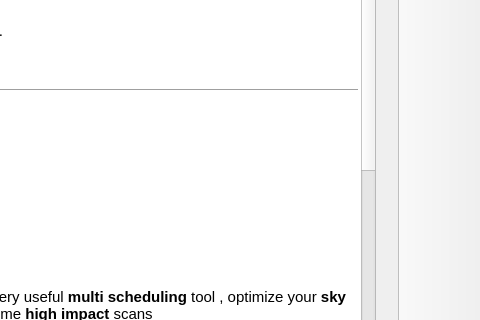
This is mainwindow.ui in TUW-VieVS/VieSchedpp as Qt 5 draws it before an edit; both pictures show x 541 to 1021 and y 231 to 551 of the 1021 by 818 pixel window. The edited form follows.
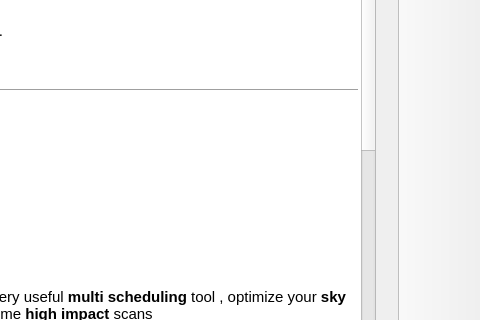
This is the edited form. The open tabs and pages were chosen to show the change. Icons and pictures are not drawn.

Commit message: list of known issues added

What changed in the file:
```diff
--- a/mainwindow.ui
+++ b/mainwindow.ui
@@ -130,7 +130,10 @@
 &lt;hr /&gt;
 &lt;p style=&quot; margin-top:12px; margin-bottom:12px; margin-left:0px; margin-right:0px; -qt-block-indent:0; text-indent:0px;&quot;&gt;&lt;span style=&quot; font-weight:600;&quot;&gt;Missing features:&lt;/span&gt;&lt;/p&gt;
 &lt;ul style=&quot;margin-top: 0px; margin-bottom: 0px; margin-left: 0px; margin-right: 0px; -qt-list-indent: 1;&quot;&gt;&lt;li style=&quot; font-weight:600;&quot; style=&quot; margin-top:12px; margin-bottom:0px; margin-left:0px; margin-right:0px; -qt-block-indent:0; text-indent:0px;&quot;&gt;&lt;span style=&quot; font-weight:400;&quot;&gt;calibration block min SNR&lt;/span&gt;&lt;/li&gt;&lt;/ul&gt;
-&lt;p style=&quot;-qt-paragraph-type:empty; margin-top:12px; margin-bottom:0px; margin-left:0px; margin-right:0px; -qt-block-indent:0; text-indent:0px;&quot;&gt;&lt;br /&gt;&lt;/p&gt;&lt;/body&gt;&lt;/html&gt;</string>
+&lt;hr /&gt;
+&lt;p style=&quot; margin-top:12px; margin-bottom:0px; margin-left:0px; margin-right:0px; -qt-block-indent:0; text-indent:0px;&quot;&gt;&lt;span style=&quot; font-weight:600;&quot;&gt;Known Issues:&lt;/span&gt;&lt;/p&gt;
+&lt;ul style=&quot;margin-top: 0px; margin-bottom: 0px; margin-left: 0px; margin-right: 0px; -qt-list-indent: 1;&quot;&gt;&lt;li style=&quot; font-weight:600;&quot; style=&quot; margin-top:12px; margin-bottom:0px; margin-left:0px; margin-right:0px; -qt-block-indent:0; text-indent:0px;&quot;&gt;&lt;span style=&quot; font-weight:400;&quot;&gt;sometimes you get an error warning for slow antennas like FORTLEZA which reports late on source for a couple of seconds (maybe 2-3). This error is &lt;/span&gt;not critical&lt;span style=&quot; font-weight:400;&quot;&gt;! (Source can usually be reached within time) &lt;/span&gt;&lt;/li&gt;&lt;/ul&gt;
+&lt;ul style=&quot;margin-top: 0px; margin-bottom: 0px; margin-left: 0px; margin-right: 0px; -qt-list-indent: 1;&quot;&gt;&lt;li style=&quot; font-weight:600;&quot; style=&quot; margin-top:12px; margin-bottom:0px; margin-left:0px; margin-right:0px; -qt-block-indent:0; text-indent:0px;&quot;&gt;&lt;span style=&quot; font-weight:400;&quot;&gt;sometimes you get the error warning &amp;quot;source X might not be visible&amp;quot;. This error is &lt;/span&gt;not critical&lt;span style=&quot; font-weight:400;&quot;&gt;! It happens while you extend slew time over idle time. The minimum SNR can always be reached. &lt;/span&gt;&lt;/li&gt;&lt;/ul&gt;&lt;/body&gt;&lt;/html&gt;</string>
           </property>
          </widget>
         </item>
```
Left out of the diff: 2 changed lines with no effect on the pictures.
